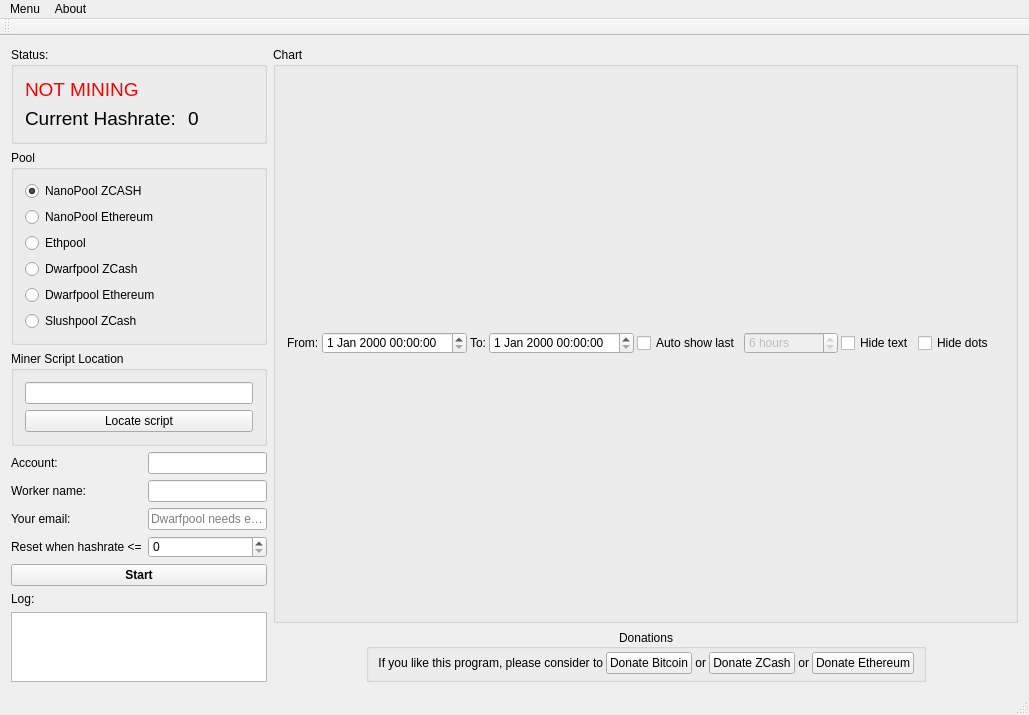
Old version of the form mainwindow.ui in the repository stibog/MinerWatch.
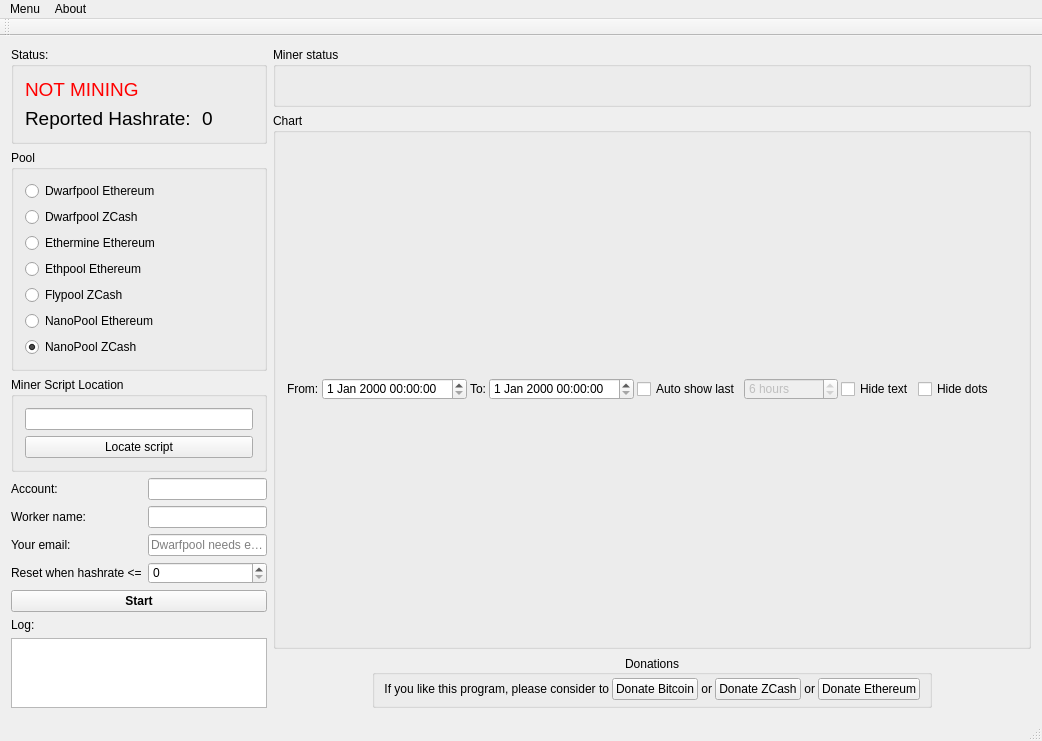
New version of the form.

Diff of the .ui file:
```diff
--- a/mainwindow.ui
+++ b/mainwindow.ui
@@ -6,8 +6,8 @@
    <rect>
     <x>0</x>
     <y>0</y>
-    <width>1029</width>
-    <height>622</height>
+    <width>1042</width>
+    <height>671</height>
    </rect>
   </property>
   <property name="windowTitle">
@@ -20,259 +20,8 @@
 }</string>
   </property>
   <widget class="QWidget" name="centralWidget">
-   <layout class="QGridLayout" name="gridLayout" rowstretch="0,0,0,0,0,0,1,0" columnstretch="0,1">
-    <item row="0" column="0">
-     <widget class="QGroupBox" name="groupBox_4">
-      <property name="title">
-       <string>Status:</string>
-      </property>
-      <layout class="QVBoxLayout" name="verticalLayout_5">
-       <item>
-        <widget class="QLabel" name="label_status">
-         <property name="font">
-          <font>
-           <pointsize>14</pointsize>
-          </font>
-         </property>
-         <property name="styleSheet">
-          <string notr="true">*{ color: red;}</string>
-         </property>
-         <property name="text">
-          <string>NOT MINING</string>
-         </property>
-        </widget>
-       </item>
-       <item>
-        <layout class="QHBoxLayout" name="horizontalLayout">
-         <item>
-          <widget class="QLabel" name="label">
-           <property name="font">
-            <font>
-             <pointsize>14</pointsize>
-            </font>
-           </property>
-           <property name="text">
-            <string>Current Hashrate: </string>
-           </property>
-          </widget>
-         </item>
-         <item>
-          <widget class="QLabel" name="label_hashrate">
-           <property name="font">
-            <font>
-             <pointsize>14</pointsize>
-            </font>
-           </property>
-           <property name="text">
-            <string>0</string>
-           </property>
-          </widget>
-         </item>
-        </layout>
-       </item>
-      </layout>
-     </widget>
-    </item>
-    <item row="0" column="1" rowspan="7">
-     <widget class="QGroupBox" name="groupBox_chart">
-      <property name="title">
-       <string>Chart</string>
-      </property>
-      <layout class="QVBoxLayout" name="verticalLayout_groupboxchart">
-       <item>
-        <layout class="QHBoxLayout" name="horizontalLayout_2">
-         <property name="spacing">
-          <number>3</number>
-         </property>
-         <item>
-          <widget class="QLabel" name="label_6">
-           <property name="text">
-            <string>From:</string>
-           </property>
-          </widget>
-         </item>
-         <item>
-          <widget class="QDateTimeEdit" name="dateTimeEdit_hash_from"/>
-         </item>
-         <item>
-          <widget class="QLabel" name="label_7">
-           <property name="text">
-            <string>To:</string>
-           </property>
-          </widget>
-         </item>
-         <item>
-          <widget class="QDateTimeEdit" name="dateTimeEdit_hash_to"/>
-         </item>
-         <item>
-          <widget class="QCheckBox" name="checkBox_autoshowlast">
-           <property name="text">
-            <string>Auto show last</string>
-           </property>
-          </widget>
-         </item>
-         <item>
-          <widget class="QSpinBox" name="spinBox_hourinterval">
-           <property name="enabled">
-            <bool>false</bool>
-           </property>
-           <property name="suffix">
-            <string> hours</string>
-           </property>
-           <property name="minimum">
-            <number>1</number>
-           </property>
-           <property name="maximum">
-            <number>99999</number>
-           </property>
-           <property name="value">
-            <number>6</number>
-           </property>
-          </widget>
-         </item>
-         <item>
-          <widget class="QCheckBox" name="checkBox">
-           <property name="text">
-            <string>Hide text</string>
-           </property>
-          </widget>
-         </item>
-         <item>
-          <widget class="QCheckBox" name="checkBox_2">
-           <property name="text">
-            <string>Hide dots</string>
-           </property>
-          </widget>
-         </item>
-         <item>
-          <spacer name="horizontalSpacer">
-           <property name="orientation">
-            <enum>Qt::Horizontal</enum>
-           </property>
-           <property name="sizeHint" stdset="0">
-            <size>
-             <width>40</width>
-             <height>20</height>
-            </size>
-           </property>
-          </spacer>
-         </item>
-        </layout>
-       </item>
-      </layout>
-     </widget>
-    </item>
-    <item row="1" column="0">
-     <layout class="QVBoxLayout" name="verticalLayout_3">
-      <item>
-       <widget class="QGroupBox" name="groupBox_2">
-        <property name="title">
-         <string>Pool</string>
-        </property>
-        <layout class="QVBoxLayout" name="verticalLayout">
-         <item>
-          <widget class="QRadioButton" name="radioButton_pool_nanozec">
-           <property name="text">
-            <string>NanoPool ZCASH</string>
-           </property>
-           <property name="checked">
-            <bool>true</bool>
-           </property>
-           <attribute name="buttonGroup">
-            <string notr="true">buttonGroup</string>
-           </attribute>
-          </widget>
-         </item>
-         <item>
-          <widget class="QRadioButton" name="radioButton_pool_nanoeth">
-           <property name="text">
-            <string>NanoPool Ethereum</string>
-           </property>
-           <property name="checked">
-            <bool>false</bool>
-           </property>
-           <attribute name="buttonGroup">
-            <string notr="true">buttonGroup</string>
-           </attribute>
-          </widget>
-         </item>
-         <item>
-          <widget class="QRadioButton" name="radioButton_ethpool">
-           <property name="text">
-            <string>Ethpool</string>
-           </property>
-           <property name="checked">
-            <bool>false</bool>
-           </property>
-           <attribute name="buttonGroup">
-            <string notr="true">buttonGroup</string>
-           </attribute>
-          </widget>
-         </item>
-         <item>
-          <widget class="QRadioButton" name="radioButton_dwarfzec">
-           <property name="text">
-            <string>Dwarfpool ZCash</string>
-           </property>
-           <property name="checked">
-            <bool>false</bool>
-           </property>
-           <attribute name="buttonGroup">
-            <string notr="true">buttonGroup</string>
-           </attribute>
-          </widget>
-         </item>
-         <item>
-          <widget class="QRadioButton" name="radioButton_dwarfeth">
-           <property name="text">
-            <string>Dwarfpool Ethereum</string>
-           </property>
-           <property name="checked">
-            <bool>false</bool>
-           </property>
-           <attribute name="buttonGroup">
-            <string notr="true">buttonGroup</string>
-           </attribute>
-          </widget>
-         </item>
-         <item>
-          <widget class="QRadioButton" name="radioButton_slushpool">
-           <property name="text">
-            <string>Slushpool ZCash</string>
-           </property>
-           <property name="checked">
-            <bool>false</bool>
-           </property>
-           <attribute name="buttonGroup">
-            <string notr="true">buttonGroup</string>
-           </attribute>
-          </widget>
-         </item>
-        </layout>
-       </widget>
-      </item>
-     </layout>
-    </item>
-    <item row="2" column="0">
-     <widget class="QGroupBox" name="groupBox_3">
-      <property name="title">
-       <string>Miner Script Location</string>
-      </property>
-      <layout class="QVBoxLayout" name="verticalLayout_4">
-       <item>
-        <widget class="QLineEdit" name="lineEdit_miner_loc"/>
-       </item>
-       <item>
-        <widget class="QPushButton" name="pushButton">
-         <property name="text">
-          <string>Locate script</string>
-         </property>
-        </widget>
-       </item>
-      </layout>
-     </widget>
-    </item>
-    <item row="3" column="0">
+   <layout class="QGridLayout" name="gridLayout" rowstretch="0,0,0,0,0,0,1,0,0" columnstretch="0,1">
+    <item row="4" column="0">
      <layout class="QFormLayout" name="formLayout">
       <item row="0" column="0">
        <widget class="QLabel" name="label_2">
@@ -327,7 +76,7 @@
       </item>
      </layout>
     </item>
-    <item row="4" column="0">
+    <item row="5" column="0">
      <widget class="QPushButton" name="pushButton_2">
       <property name="font">
        <font>
@@ -340,17 +89,17 @@
       </property>
      </widget>
     </item>
-    <item row="5" column="0">
+    <item row="6" column="0">
      <widget class="QLabel" name="label_4">
       <property name="text">
        <string>Log:</string>
       </property>
      </widget>
     </item>
-    <item row="6" column="0" rowspan="2">
+    <item row="7" column="0" rowspan="2">
      <widget class="QTextBrowser" name="textBrowser"/>
     </item>
-    <item row="7" column="1">
+    <item row="8" column="1">
      <layout class="QHBoxLayout" name="horizontalLayout_4" stretch="1,0,1">
       <property name="spacing">
        <number>0</number>
@@ -497,6 +246,291 @@
       </item>
      </layout>
     </item>
+    <item row="1" column="1" rowspan="7">
+     <widget class="QGroupBox" name="groupBox_chart">
+      <property name="title">
+       <string>Chart</string>
+      </property>
+      <layout class="QVBoxLayout" name="verticalLayout_groupboxchart">
+       <item>
+        <layout class="QHBoxLayout" name="horizontalLayout_2">
+         <property name="spacing">
+          <number>3</number>
+         </property>
+         <item>
+          <widget class="QLabel" name="label_6">
+           <property name="text">
+            <string>From:</string>
+           </property>
+          </widget>
+         </item>
+         <item>
+          <widget class="QDateTimeEdit" name="dateTimeEdit_hash_from"/>
+         </item>
+         <item>
+          <widget class="QLabel" name="label_7">
+           <property name="text">
+            <string>To:</string>
+           </property>
+          </widget>
+         </item>
+         <item>
+          <widget class="QDateTimeEdit" name="dateTimeEdit_hash_to"/>
+         </item>
+         <item>
+          <widget class="QCheckBox" name="checkBox_autoshowlast">
+           <property name="text">
+            <string>Auto show last</string>
+           </property>
+          </widget>
+         </item>
+         <item>
+          <widget class="QSpinBox" name="spinBox_hourinterval">
+           <property name="enabled">
+            <bool>false</bool>
+           </property>
+           <property name="suffix">
+            <string> hours</string>
+           </property>
+           <property name="minimum">
+            <number>1</number>
+           </property>
+           <property name="maximum">
+            <number>99999</number>
+           </property>
+           <property name="value">
+            <number>6</number>
+           </property>
+          </widget>
+         </item>
+         <item>
+          <widget class="QCheckBox" name="checkBox">
+           <property name="text">
+            <string>Hide text</string>
+           </property>
+          </widget>
+         </item>
+         <item>
+          <widget class="QCheckBox" name="checkBox_2">
+           <property name="text">
+            <string>Hide dots</string>
+           </property>
+          </widget>
+         </item>
+         <item>
+          <spacer name="horizontalSpacer">
+           <property name="orientation">
+            <enum>Qt::Horizontal</enum>
+           </property>
+           <property name="sizeHint" stdset="0">
+            <size>
+             <width>40</width>
+             <height>20</height>
+            </size>
+           </property>
+          </spacer>
+         </item>
+        </layout>
+       </item>
+      </layout>
+     </widget>
+    </item>
+    <item row="3" column="0">
+     <widget class="QGroupBox" name="groupBox_3">
+      <property name="title">
+       <string>Miner Script Location</string>
+      </property>
+      <layout class="QVBoxLayout" name="verticalLayout_4">
+       <item>
+        <widget class="QLineEdit" name="lineEdit_miner_loc"/>
+       </item>
+       <item>
+        <widget class="QPushButton" name="pushButton">
+         <property name="text">
+          <string>Locate script</string>
+         </property>
+        </widget>
+       </item>
+      </layout>
+     </widget>
+    </item>
+    <item row="2" column="0">
+     <layout class="QVBoxLayout" name="verticalLayout_3">
+      <item>
+       <widget class="QGroupBox" name="groupBox_2">
+        <property name="title">
+         <string>Pool</string>
+        </property>
+        <layout class="QVBoxLayout" name="verticalLayout">
+         <item>
+          <widget class="QRadioButton" name="radioButton_dwarfeth">
+           <property name="text">
+            <string>Dwarfpool Ethereum</string>
+           </property>
+           <property name="checked">
+            <bool>false</bool>
+           </property>
+           <attribute name="buttonGroup">
+            <string notr="true">buttonGroup</string>
+           </attribute>
+          </widget>
+         </item>
+         <item>
+          <widget class="QRadioButton" name="radioButton_dwarfzec">
+           <property name="text">
+            <string>Dwarfpool ZCash</string>
+           </property>
+           <property name="checked">
+            <bool>false</bool>
+           </property>
+           <attribute name="buttonGroup">
+            <string notr="true">buttonGroup</string>
+           </attribute>
+          </widget>
+         </item>
+         <item>
+          <widget class="QRadioButton" name="radioButton_flypool_eth">
+           <property name="text">
+            <string>Ethermine Ethereum</string>
+           </property>
+           <property name="checked">
+            <bool>false</bool>
+           </property>
+           <attribute name="buttonGroup">
+            <string notr="true">buttonGroup</string>
+           </attribute>
+          </widget>
+         </item>
+         <item>
+          <widget class="QRadioButton" name="radioButton_ethpool">
+           <property name="text">
+            <string>Ethpool Ethereum</string>
+           </property>
+           <property name="checked">
+            <bool>false</bool>
+           </property>
+           <attribute name="buttonGroup">
+            <string notr="true">buttonGroup</string>
+           </attribute>
+          </widget>
+         </item>
+         <item>
+          <widget class="QRadioButton" name="radioButton_flypool_zec">
+           <property name="text">
+            <string>Flypool ZCash</string>
+           </property>
+           <property name="checked">
+            <bool>false</bool>
+           </property>
+           <attribute name="buttonGroup">
+            <string notr="true">buttonGroup</string>
+           </attribute>
+          </widget>
+         </item>
+         <item>
+          <widget class="QRadioButton" name="radioButton_pool_nanoeth">
+           <property name="text">
+            <string>NanoPool Ethereum</string>
+           </property>
+           <property name="checked">
+            <bool>false</bool>
+           </property>
+           <attribute name="buttonGroup">
+            <string notr="true">buttonGroup</string>
+           </attribute>
+          </widget>
+         </item>
+         <item>
+          <widget class="QRadioButton" name="radioButton_pool_nanozec">
+           <property name="text">
+            <string>NanoPool ZCash</string>
+           </property>
+           <property name="checked">
+            <bool>true</bool>
+           </property>
+           <attribute name="buttonGroup">
+            <string notr="true">buttonGroup</string>
+           </attribute>
+          </widget>
+         </item>
+        </layout>
+       </widget>
+      </item>
+     </layout>
+    </item>
+    <item row="0" column="1">
+     <widget class="QGroupBox" name="groupBox_5">
+      <property name="title">
+       <string>Miner status</string>
+      </property>
+      <layout class="QVBoxLayout" name="verticalLayout_2">
+       <item>
+        <widget class="QLabel" name="label_miner_status">
+         <property name="font">
+          <font>
+           <pointsize>10</pointsize>
+          </font>
+         </property>
+         <property name="text">
+          <string/>
+         </property>
+        </widget>
+       </item>
+      </layout>
+     </widget>
+    </item>
+    <item row="0" column="0" rowspan="2">
+     <widget class="QGroupBox" name="groupBox_4">
+      <property name="title">
+       <string>Status:</string>
+      </property>
+      <layout class="QVBoxLayout" name="verticalLayout_5">
+       <item>
+        <widget class="QLabel" name="label_status">
+         <property name="font">
+          <font>
+           <pointsize>14</pointsize>
+          </font>
+         </property>
+         <property name="styleSheet">
+          <string notr="true">*{ color: red;}</string>
+         </property>
+         <property name="text">
+          <string>NOT MINING</string>
+         </property>
+        </widget>
+       </item>
+       <item>
+        <layout class="QHBoxLayout" name="horizontalLayout">
+         <item>
+          <widget class="QLabel" name="label">
+           <property name="font">
+            <font>
+             <pointsize>14</pointsize>
+            </font>
+           </property>
+           <property name="text">
+            <string>Reported Hashrate: </string>
+           </property>
+          </widget>
+         </item>
+         <item>
+          <widget class="QLabel" name="label_hashrate">
+           <property name="font">
+            <font>
+             <pointsize>14</pointsize>
+            </font>
+           </property>
+           <property name="text">
+            <string>0</string>
+           </property>
+          </widget>
+         </item>
+        </layout>
+       </item>
+      </layout>
+     </widget>
+    </item>
    </layout>
   </widget>
   <widget class="QMenuBar" name="menuBar">
@@ -504,7 +538,7 @@
     <rect>
      <x>0</x>
      <y>0</y>
-     <width>1029</width>
+     <width>1042</width>
      <height>21</height>
     </rect>
    </property>
```
Left out of the diff: 2 changed lines with no effect on the pictures.
